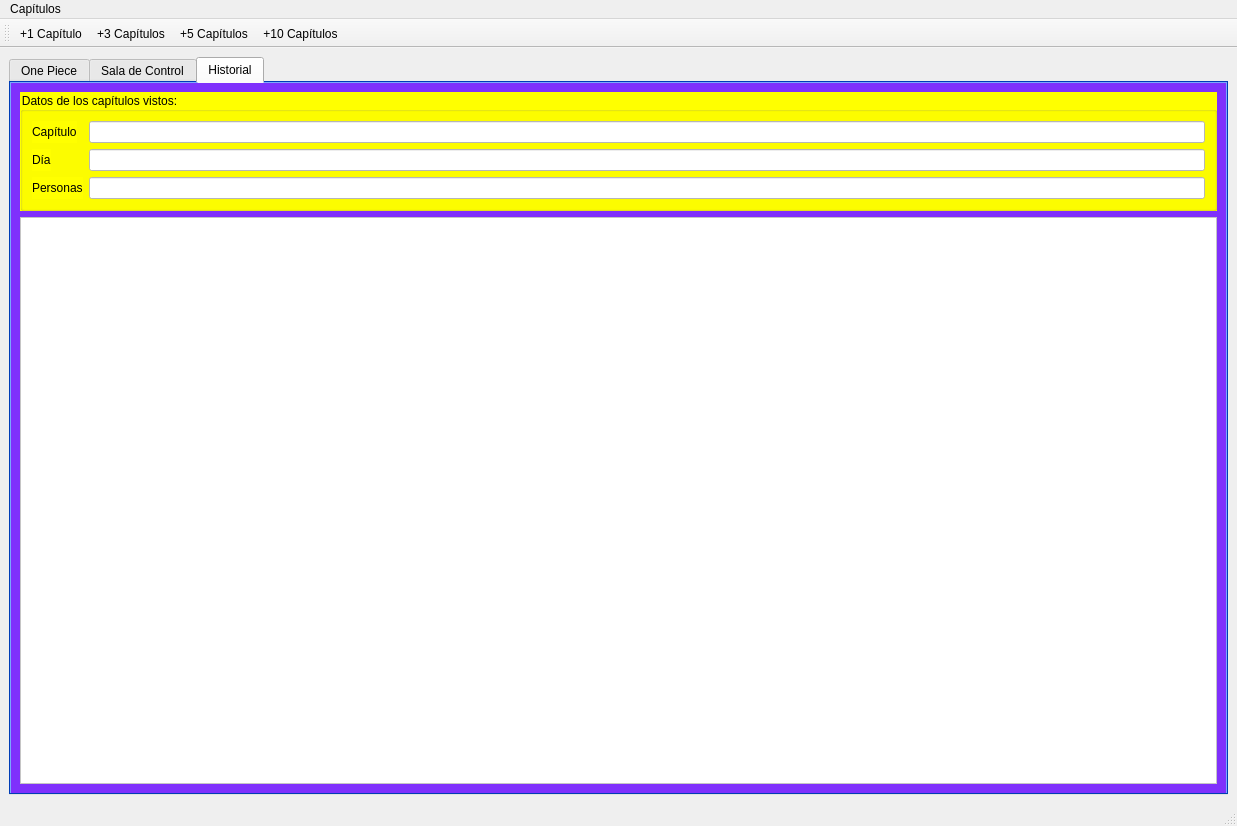
Casta626/OnePiecePyApp, file Qt/prueba1.ui: the form before one commit.
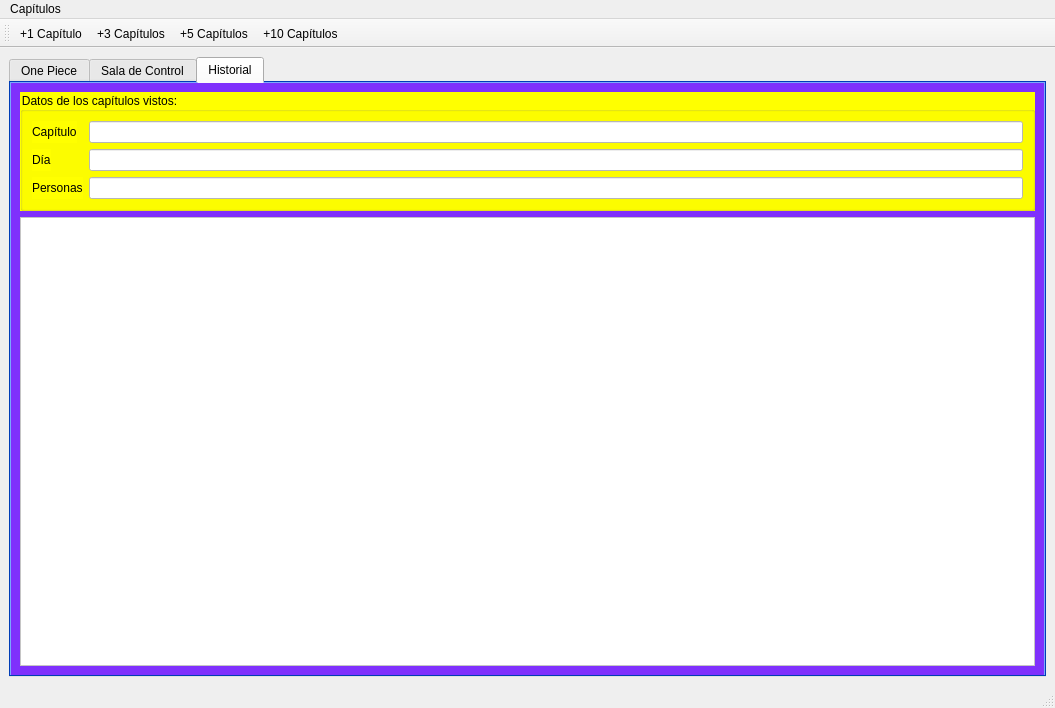
The form after the commit. The open tabs and pages were chosen to show the change. Icons and pictures are not drawn.

The edit to the form file:
```diff
--- a/Qt/prueba1.ui
+++ b/Qt/prueba1.ui
@@ -6,8 +6,8 @@
    <rect>
     <x>0</x>
     <y>0</y>
-    <width>1237</width>
-    <height>826</height>
+    <width>1055</width>
+    <height>708</height>
    </rect>
   </property>
   <property name="cursor">
@@ -384,7 +384,7 @@
     <rect>
      <x>0</x>
      <y>0</y>
-     <width>1237</width>
+     <width>1055</width>
      <height>18</height>
     </rect>
    </property>
```
Left out of the diff: 6 changed lines with no effect on the pictures.
